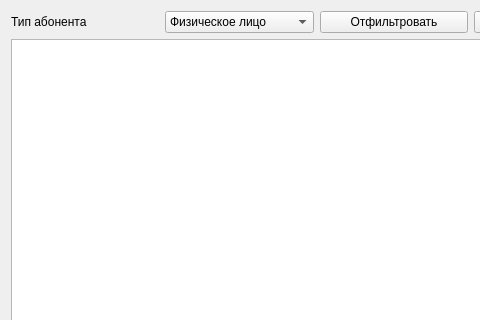
d-code000/BitTable, file ui/filter.ui: the form before one commit; both pictures show x 0 to 480 and y 0 to 320 of the 633 by 416 pixel window.
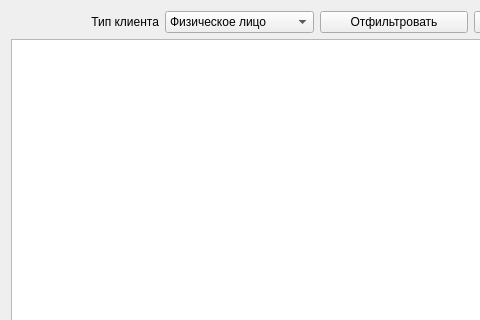
The form after the commit.

Diff of the .ui file:
```diff
--- a/ui/filter.ui
+++ b/ui/filter.ui
@@ -28,7 +28,10 @@
      <item>
       <widget class="QLabel" name="label">
        <property name="text">
-        <string>Тип абонента</string>
+        <string>Тип клиента</string>
+       </property>
+       <property name="alignment">
+        <set>Qt::AlignmentFlag::AlignRight|Qt::AlignmentFlag::AlignTrailing|Qt::AlignmentFlag::AlignVCenter</set>
        </property>
       </widget>
      </item>
```
Left out of the diff: 6 changed lines with no effect on the pictures.
